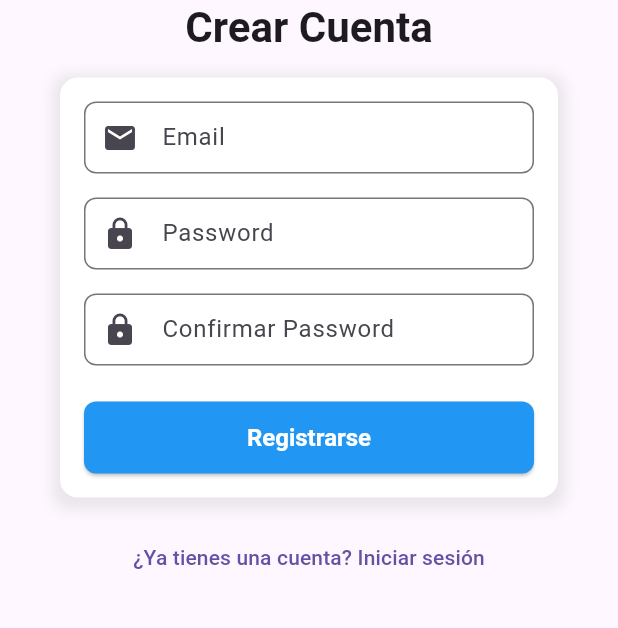
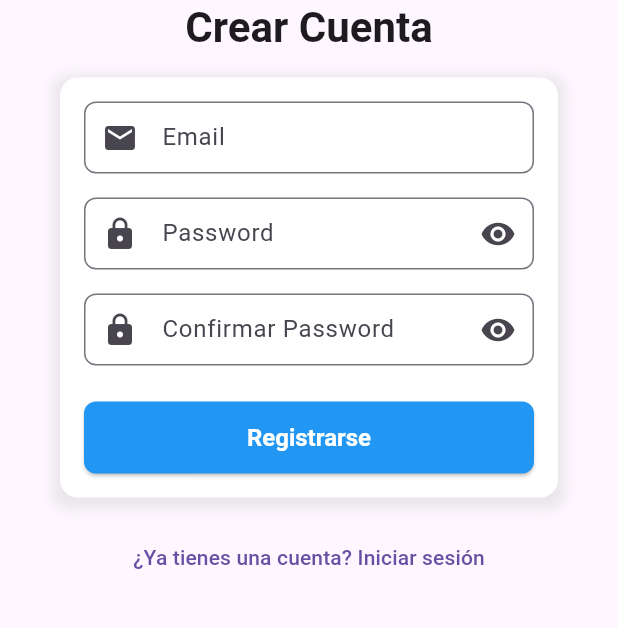
Before and after one commit to frpatino6/SkillShare, a Flutter app: the screen it shows after launch, after a tap on "Registrarse", on a phone screen of 412 x 824 dp, the part 434-1062 px from its top. Run offline on Flutter 3.47's test engine with Material 3 defaults, Android fonts, the phone set to English and light mode, and no system bars; our stand-ins replace firebase_auth, firebase_core, firebase_database, flutter_bloc, google_sign_in; accounts and stored records are empty; network calls fail.

Commit message:
chore: Update login page to toggle password visibility

```diff
--- a/lib/presentation/pages/login_page.dart
+++ b/lib/presentation/pages/login_page.dart
@@ -2,11 +2,15 @@ import 'package:flutter/material.dart';
 import 'package:firebase_auth/firebase_auth.dart';
 import 'package:google_sign_in/google_sign_in.dart';
 
-class LoginPage extends StatelessWidget {
+class LoginPage extends StatefulWidget {
+  @override
+  _LoginPageState createState() => _LoginPageState();
+}
+
+class _LoginPageState extends State<LoginPage> {
   final TextEditingController emailController = TextEditingController();
   final TextEditingController passwordController = TextEditingController();
-
-  LoginPage({super.key});
+  bool _obscurePassword = true;
 
   Future<UserCredential> signInWithGoogle() async {
     // Web sign-in with Google
@@ -73,16 +77,26 @@ class LoginPage extends StatelessWidget {
                       constraints: const BoxConstraints(maxWidth: 300),
                       child: TextField(
                         controller: passwordController,
-                        decoration: const InputDecoration(
-                          prefixIcon: Icon(Icons.lock),
+                        obscureText: _obscurePassword,
+                        decoration: InputDecoration(
+                          prefixIcon: const Icon(Icons.lock),
                           labelText: 'Password',
-                          border: OutlineInputBorder(
+                          border: const OutlineInputBorder(
                             borderRadius: BorderRadius.all(Radius.circular(8.0)),
                           ),
-                          contentPadding: EdgeInsets.symmetric(
+                          contentPadding: const EdgeInsets.symmetric(
                               vertical: 8.0, horizontal: 16.0),
+                          suffixIcon: IconButton(
+                            icon: Icon(
+                              _obscurePassword ? Icons.visibility : Icons.visibility_off,
+                            ),
+                            onPressed: () {
+                              setState(() {
+                                _obscurePassword = !_obscurePassword;
+                              });
+                            },
+                          ),
                         ),
-                        obscureText: true,
                       ),
                     ),
                     const SizedBox(height: 24),
--- a/lib/presentation/pages/signup_page.dart
+++ b/lib/presentation/pages/signup_page.dart
@@ -1,12 +1,17 @@
 import 'package:flutter/material.dart';
 import 'package:firebase_auth/firebase_auth.dart';
 
-class SignUpPage extends StatelessWidget {
+class SignUpPage extends StatefulWidget {
+  @override
+  _SignUpPageState createState() => _SignUpPageState();
+}
+
+class _SignUpPageState extends State<SignUpPage> {
   final TextEditingController emailController = TextEditingController();
   final TextEditingController passwordController = TextEditingController();
   final TextEditingController confirmPasswordController = TextEditingController();
-
-  SignUpPage({super.key});
+  bool _obscurePassword = true;
+  bool _obscureConfirmPassword = true;
 
   @override
   Widget build(BuildContext context) {
@@ -64,16 +69,26 @@ class SignUpPage extends StatelessWidget {
                       constraints: const BoxConstraints(maxWidth: 300),
                       child: TextField(
                         controller: passwordController,
-                        decoration: const InputDecoration(
+                        obscureText: _obscurePassword,
+                        decoration: InputDecoration(
                           labelText: 'Password',
-                          border: OutlineInputBorder(
+                          border: const OutlineInputBorder(
                             borderRadius: BorderRadius.all(Radius.circular(8.0)),
                           ),
-                          prefixIcon: Icon(Icons.lock),
-                          contentPadding: EdgeInsets.symmetric(
+                          prefixIcon: const Icon(Icons.lock),
+                          contentPadding: const EdgeInsets.symmetric(
                               vertical: 8.0, horizontal: 16.0),
+                          suffixIcon: IconButton(
+                            icon: Icon(
+                              _obscurePassword ? Icons.visibility : Icons.visibility_off,
+                            ),
+                            onPressed: () {
+                              setState(() {
+                                _obscurePassword = !_obscurePassword;
+                              });
+                            },
+                          ),
                         ),
-                        obscureText: true,
                       ),
                     ),
                     const SizedBox(height: 16),
@@ -81,16 +96,26 @@ class SignUpPage extends StatelessWidget {
                       constraints: const BoxConstraints(maxWidth: 300),
                       child: TextField(
                         controller: confirmPasswordController,
-                        decoration: const InputDecoration(
+                        obscureText: _obscureConfirmPassword,
+                        decoration: InputDecoration(
                           labelText: 'Confirmar Password',
-                          border: OutlineInputBorder(
+                          border: const OutlineInputBorder(
                             borderRadius: BorderRadius.all(Radius.circular(8.0)),
                           ),
-                          prefixIcon: Icon(Icons.lock),
-                          contentPadding: EdgeInsets.symmetric(
+                          prefixIcon: const Icon(Icons.lock),
+                          contentPadding: const EdgeInsets.symmetric(
                               vertical: 8.0, horizontal: 16.0),
+                          suffixIcon: IconButton(
+                            icon: Icon(
+                              _obscureConfirmPassword ? Icons.visibility : Icons.visibility_off,
+                            ),
+                            onPressed: () {
+                              setState(() {
+                                _obscureConfirmPassword = !_obscureConfirmPassword;
+                              });
+                            },
+                          ),
                         ),
-                        obscureText: true,
                       ),
                     ),
                     const SizedBox(height: 24),
```
Also changed, not shown: 1 other file.
